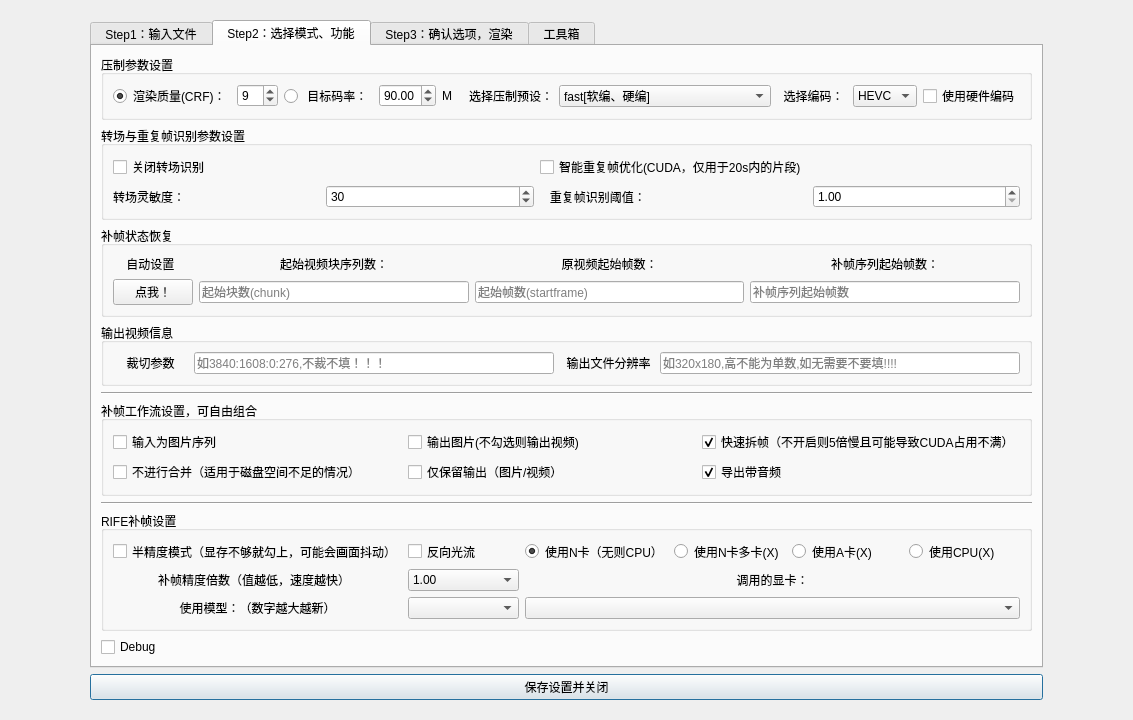
This is Utils/RIFE_GUI.ui in 100wman/RIFE_GUI as Qt 5 draws it before an edit. The edited form follows.
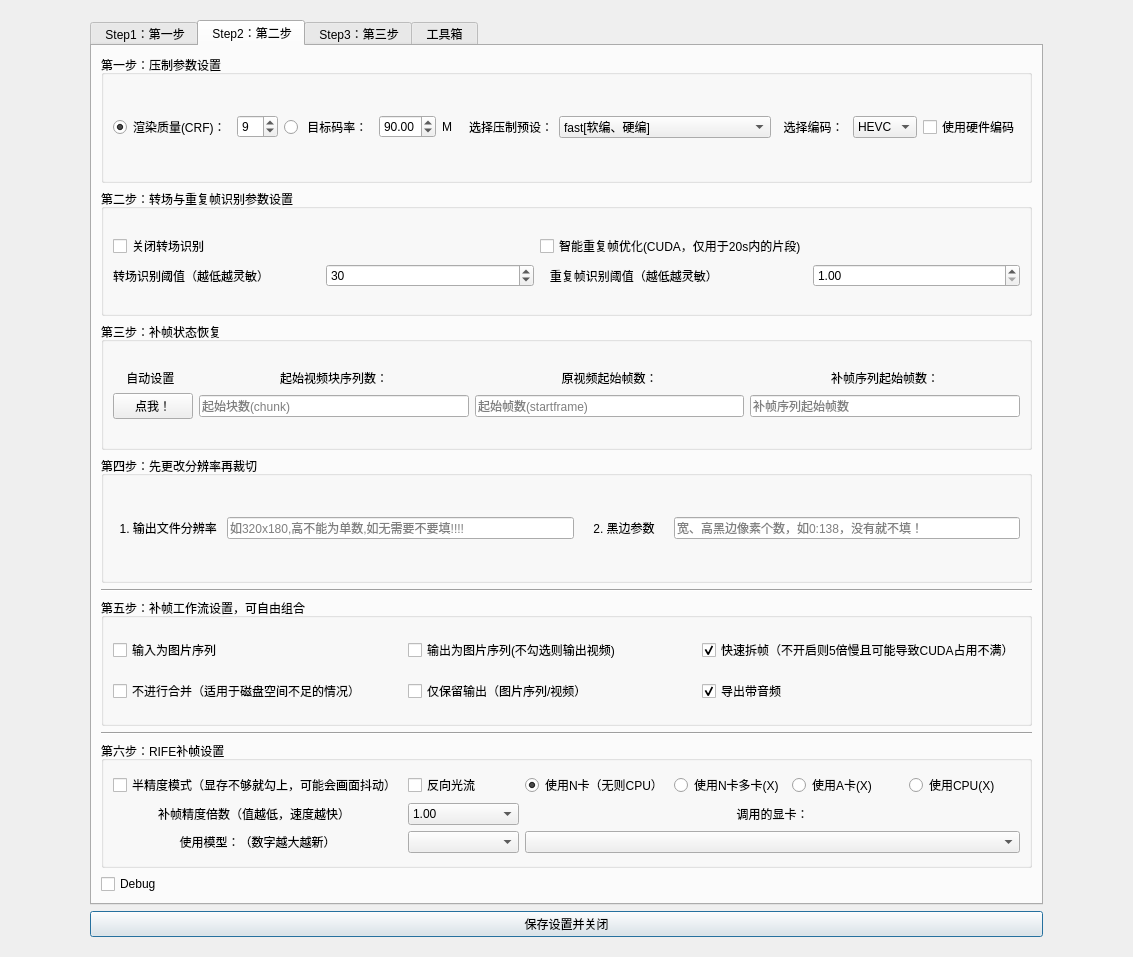
This is the edited form. The open tabs and pages were chosen to show the change. Icons and pictures are not drawn.

Commit message: Updates: v6.2.2 	9. Fp16提醒 	10. 重复帧检测debug 	11. 音画不同步情况汇总（时长过短的，copy出来的） 	12. FAQ 	13. rife-ncnn dll 	14. 批处理优化：中断恢复，第一条恢复后清空恢复状态（101），恢复异常 	15. 空格路径 	16. 进度在GUI中显示 	17. 等大宝的重复帧 	18. Cv2裁切 	19. 终止按钮（主函数发出信号） 	20. 压力测试：4K读入7分钟，1080p读入10分钟     21. 工具箱的合并

```diff
--- a/Utils/RIFE_GUI.ui
+++ b/Utils/RIFE_GUI.ui
@@ -10,7 +10,7 @@
     <x>0</x>
     <y>0</y>
     <width>1133</width>
-    <height>720</height>
+    <height>957</height>
    </rect>
   </property>
   <property name="sizePolicy">
@@ -77,7 +77,7 @@
           <bool>true</bool>
          </property>
          <attribute name="title">
-          <string> Step1：输入文件 </string>
+          <string> Step1：第一步</string>
          </attribute>
          <layout class="QGridLayout" name="gridLayout_9">
           <item row="1" column="0">
@@ -206,7 +206,7 @@
         </widget>
         <widget class="QWidget" name="step2">
          <attribute name="title">
-          <string> Step2：选择模式、功能 </string>
+          <string> Step2：第二步</string>
          </attribute>
          <layout class="QGridLayout" name="gridLayout_2">
           <item row="0" column="0">
@@ -220,7 +220,7 @@
                </sizepolicy>
               </property>
               <property name="title">
-               <string>补帧状态恢复</string>
+               <string>第三步：补帧状态恢复</string>
               </property>
               <layout class="QGridLayout" name="gridLayout_14">
                <item row="0" column="0">
@@ -334,7 +334,7 @@
                </sizepolicy>
               </property>
               <property name="title">
-               <string>压制参数设置</string>
+               <string>第一步：压制参数设置</string>
               </property>
               <layout class="QGridLayout" name="gridLayout_12">
                <item row="0" column="0">
@@ -490,7 +490,7 @@
                </sizepolicy>
               </property>
               <property name="title">
-               <string>转场与重复帧识别参数设置</string>
+               <string>第二步：转场与重复帧识别参数设置</string>
               </property>
               <layout class="QGridLayout" name="gridLayout_13">
                <item row="0" column="0">
@@ -501,7 +501,7 @@
                     <string>&lt;html&gt;&lt;head/&gt;&lt;body&gt;&lt;p&gt;删除并补足素材出现的&lt;span style=&quot; font-weight:600;&quot;&gt;重复帧&lt;/span&gt;， 只推荐对10s以上的&lt;span style=&quot; font-weight:600;&quot;&gt;纯片段&lt;/span&gt;（非长片）使用，有音画不同步风险，&lt;/p&gt;&lt;p&gt;该取值推荐&lt;span style=&quot; font-weight:600;&quot;&gt;0.1~4&lt;/span&gt;&lt;/p&gt;&lt;/body&gt;&lt;/html&gt;</string>
                    </property>
                    <property name="text">
-                    <string>   重复帧识别阈值：</string>
+                    <string>   重复帧识别阈值（越低越灵敏）</string>
                    </property>
                   </widget>
                  </item>
@@ -537,7 +537,7 @@
                     <string>&lt;html&gt;&lt;head/&gt;&lt;body&gt;&lt;p&gt;&lt;span style=&quot; font-weight:600;&quot;&gt;建议取值25~60&lt;/span&gt;&lt;/p&gt;&lt;p&gt;3D素材（有景深的画面）选20~30&lt;/p&gt;&lt;p&gt;2D素材（平面，如2D动画）选20以下&lt;/p&gt;&lt;/body&gt;&lt;/html&gt;</string>
                    </property>
                    <property name="text">
-                    <string>转场灵敏度：</string>
+                    <string>转场识别阈值（越低越灵敏）</string>
                    </property>
                    <property name="alignment">
                     <set>Qt::AlignLeading|Qt::AlignLeft|Qt::AlignVCenter</set>
@@ -585,21 +585,18 @@
                </sizepolicy>
               </property>
               <property name="title">
-               <string>输出视频信息</string>
+               <string>第四步：先更改分辨率再裁切</string>
               </property>
               <layout class="QGridLayout" name="gridLayout_20">
                <item row="0" column="0">
                 <layout class="QGridLayout" name="gridLayout_5">
-                 <item row="0" column="0">
-                  <widget class="QLabel" name="CropReminder">
+                 <item row="0" column="5">
+                  <widget class="QLineEdit" name="CropSettings">
                    <property name="toolTip">
                     <string>&lt;html&gt;&lt;head/&gt;&lt;body&gt;&lt;p&gt;对于一个分辨率为3840x2160的素材，假定它上下有276个像素的黑边，那么裁切参数应为3840:(3840-276*2):0:276=&lt;span style=&quot; font-weight:600;&quot;&gt;3840:1608:0:276&lt;/span&gt;，&lt;/p&gt;&lt;p&gt;其中处于第三个位置的0是竖直裁切方式，推导方式类似&lt;/p&gt;&lt;/body&gt;&lt;/html&gt;</string>
                    </property>
-                   <property name="text">
-                    <string>    裁切参数    </string>
-                   </property>
-                   <property name="alignment">
-                    <set>Qt::AlignCenter</set>
+                   <property name="placeholderText">
+                    <string>宽、高黑边像素个数，如0:138，没有就不填！</string>
                    </property>
                   </widget>
                  </item>
@@ -610,20 +607,23 @@
                    </property>
                   </widget>
                  </item>
-                 <item row="0" column="1">
-                  <widget class="QLineEdit" name="CropSettings">
-                   <property name="toolTip">
-                    <string>&lt;html&gt;&lt;head/&gt;&lt;body&gt;&lt;p&gt;ffmpeg的裁切参数，&lt;span style=&quot; font-weight:600;&quot;&gt;裁切后的视频宽:裁切后的视频高:左右各裁切的像素数:上下各裁切的像素数&lt;/span&gt;，支持ffmpeg自定义参数（iw，ih等）（代码注入的好机会噢~）&lt;/p&gt;&lt;/body&gt;&lt;/html&gt;</string>
-                   </property>
-                   <property name="placeholderText">
-                    <string>如3840:1608:0:276,不裁不填！！！</string>
-                   </property>
-                  </widget>
-                 </item>
                  <item row="0" column="2">
                   <widget class="QLabel" name="ResizeReminder">
                    <property name="text">
-                    <string>  输出文件分辨率 </string>
+                    <string>  1. 输出文件分辨率 </string>
+                   </property>
+                  </widget>
+                 </item>
+                 <item row="0" column="4">
+                  <widget class="QLabel" name="CropReminder">
+                   <property name="toolTip">
+                    <string>&lt;html&gt;&lt;head/&gt;&lt;body&gt;&lt;p&gt;视频宽和高的黑边像素个数，如：0:138, 用英文冒号隔开，没有黑边就留空&lt;/p&gt;&lt;p&gt;注意，这里的像素取决于&lt;span style=&quot; font-weight:600;&quot;&gt;输出文件分辨率&lt;/span&gt;&lt;/p&gt;&lt;/body&gt;&lt;/html&gt;</string>
+                   </property>
+                   <property name="text">
+                    <string>    2. 黑边参数    </string>
+                   </property>
+                   <property name="alignment">
+                    <set>Qt::AlignCenter</set>
                    </property>
                   </widget>
                  </item>
@@ -655,7 +655,7 @@
                </sizepolicy>
               </property>
               <property name="title">
-               <string>RIFE补帧设置</string>
+               <string>第六步：RIFE补帧设置</string>
               </property>
               <layout class="QGridLayout" name="gridLayout_22">
                <item row="0" column="0">
@@ -817,7 +817,7 @@
                </sizepolicy>
               </property>
               <property name="title">
-               <string>补帧工作流设置，可自由组合</string>
+               <string>第五步：补帧工作流设置，可自由组合</string>
               </property>
               <layout class="QGridLayout" name="gridLayout_21">
                <item row="0" column="2">
@@ -839,7 +839,7 @@
                   <string>&lt;html&gt;&lt;head/&gt;&lt;body&gt;&lt;p&gt;输出为图片序列&lt;/p&gt;&lt;p&gt;&lt;span style=&quot; font-weight:600;&quot;&gt;命名格式:0&amp;gt;8d,如 00000008.png&lt;/span&gt;&lt;/p&gt;&lt;/body&gt;&lt;/html&gt;</string>
                  </property>
                  <property name="text">
-                  <string>输出图片(不勾选则输出视频)</string>
+                  <string>输出为图片序列(不勾选则输出视频)</string>
                  </property>
                 </widget>
                </item>
@@ -866,7 +866,7 @@
                <item row="1" column="1">
                 <widget class="QCheckBox" name="OutputOnlyChecker">
                  <property name="text">
-                  <string>仅保留输出（图片/视频）</string>
+                  <string>仅保留输出（图片序列/视频）</string>
                  </property>
                 </widget>
                </item>
@@ -895,7 +895,7 @@
           <string/>
          </property>
          <attribute name="title">
-          <string> Step3：确认选项，渲染 </string>
+          <string> Step3：第三步</string>
          </attribute>
          <layout class="QGridLayout" name="gridLayout_24">
           <item row="0" column="0">
```
Left out of the diff: 174 changed lines with no effect on the pictures. The commit also changes 8 other files.
